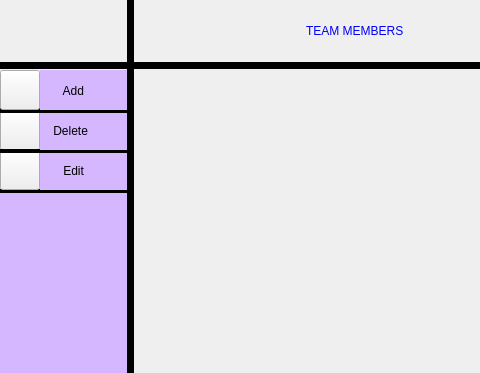
The window that personui.ui (NimaGhasemi1383/IUT_AP_PROJECT) describes before a commit, drawn with Qt 5; both pictures show x 0 to 480 and y 0 to 373 of the 800 by 700 pixel window.
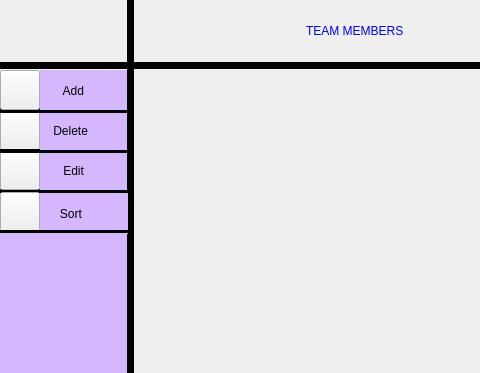
The same window after the commit. Icons and pictures are not drawn.

What changed in the file:
```diff
--- a/personui.ui
+++ b/personui.ui
@@ -553,6 +553,55 @@
     <string/>
    </property>
   </widget>
+  <widget class="QPushButton" name="pushButton_Sort">
+   <property name="geometry">
+    <rect>
+     <x>0</x>
+     <y>192</y>
+     <width>40</width>
+     <height>40</height>
+    </rect>
+   </property>
+   <property name="styleSheet">
+    <string notr="true">image: url(:/Login/Login31.jpg);</string>
+   </property>
+   <property name="text">
+    <string/>
+   </property>
+  </widget>
+  <widget class="QLabel" name="label_29">
+   <property name="geometry">
+    <rect>
+     <x>40</x>
+     <y>193</y>
+     <width>88</width>
+     <height>41</height>
+    </rect>
+   </property>
+   <property name="styleSheet">
+    <string notr="true">background-color: rgb(213, 183, 255);
+font: 700 12pt &quot;Segoe UI&quot;;</string>
+   </property>
+   <property name="text">
+    <string>      Sort     </string>
+   </property>
+  </widget>
+  <widget class="QLabel" name="label_30">
+   <property name="geometry">
+    <rect>
+     <x>0</x>
+     <y>230</y>
+     <width>131</width>
+     <height>3</height>
+    </rect>
+   </property>
+   <property name="styleSheet">
+    <string notr="true">background-color: rgb(0, 0, 0);</string>
+   </property>
+   <property name="text">
+    <string/>
+   </property>
+  </widget>
  </widget>
  <resources/>
  <connections/>
```
